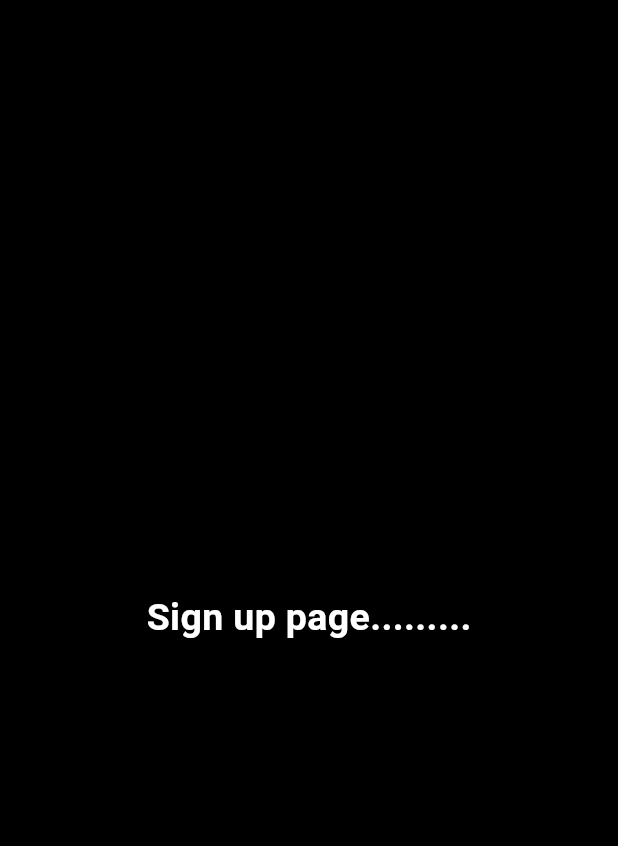
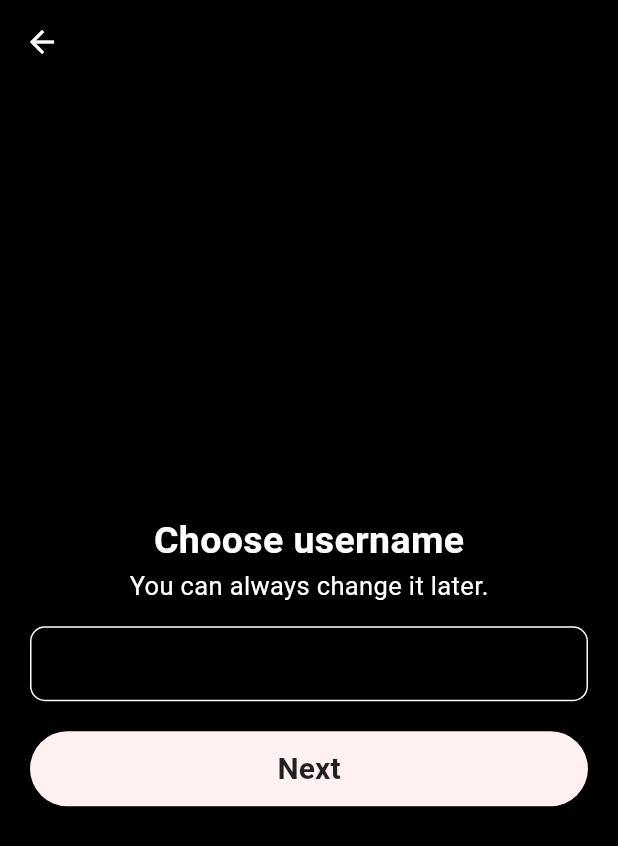
Before and after one commit to farrucoder/GrindRithm, a Flutter app: the screen it shows after launch, after a tap on "Create a account", on a phone screen of 412 x 824 dp. Shown: the top 846 px of the screen. Run offline on Flutter 3.47's test engine with Material 3 defaults, Android fonts, the phone set to English and light mode, and no system bars.

Commit message:
Signup screen has created

```diff
--- a/lib/Screens/AuthScreens/LoginScreen.dart
+++ b/lib/Screens/AuthScreens/LoginScreen.dart
@@ -1,5 +1,5 @@
 import 'package:flutter/material.dart';
-import 'package:grindrithm/Screens/AuthScreens/SignUpOnBoardScreens/SignUpScreen.dart';
+import 'package:grindrithm/Screens/AuthScreens/SignUpOnBoardScreens/UsernameScreen.dart';
 import 'package:grindrithm/Screens/HomeScreen.dart';
 
 
@@ -30,7 +30,7 @@ class Loginscreen extends StatelessWidget {
             ),
 
             SizedBox(height: 25),
-            Text('Enter a your mail:',
+            Text('Enter a your email:',
             style: TextStyle(
               color: Colors.white,
               fontSize: 18,
@@ -60,7 +60,7 @@ class Loginscreen extends StatelessWidget {
 
             _actionBtn("Create a account",(){
 
-              Navigator.push(context, MaterialPageRoute(builder: (context) => Signupscreen()));
+              Navigator.push(context, MaterialPageRoute(builder: (context) => Usernamescreen()));
 
             }),
 
--- /dev/null
+++ b/lib/Screens/AuthScreens/SignUpOnBoardScreens/UsernameScreen.dart
@@ -0,0 +1,76 @@
+import 'package:flutter/material.dart';
+import 'package:grindrithm/Screens/AuthScreens/SignUpOnBoardScreens/PasswordScreen.dart';
+
+class Usernamescreen extends StatelessWidget {
+  const Usernamescreen({super.key});
+
+  @override
+  Widget build(BuildContext context) {
+    return Scaffold(
+      backgroundColor: Colors.black,
+      appBar: AppBar(
+        backgroundColor: Colors.black,
+        iconTheme: IconThemeData(
+          color: Colors.white
+        ),
+      ),
+      body: Padding(
+        padding: const EdgeInsets.symmetric(horizontal: 20),
+        child: Column(
+          mainAxisAlignment: MainAxisAlignment.center,
+          children: [
+
+            Text(
+              'Choose username',
+              style: TextStyle(
+                color: Colors.white,
+                fontSize: 25,
+                fontWeight: FontWeight.bold,
+              ),
+            ),
+            Text(
+              'You can always change it later.',
+              style: TextStyle(color: Colors.white, fontSize: 17),
+            ),
+
+            SizedBox(height: 15),
+            Container(
+              height: 50,
+              decoration: BoxDecoration(
+                border: Border.all(color: Colors.white),
+                borderRadius: BorderRadius.circular(10),
+              ),
+              child: TextField(
+                decoration: InputDecoration(
+                  border: InputBorder.none,
+                  focusedBorder: InputBorder.none,
+                ),
+                textAlign: TextAlign.center,
+                style: TextStyle(color: Colors.white),
+              ),
+            ),
+
+            SizedBox(height: 20),
+
+            ElevatedButton(
+              style: ElevatedButton.styleFrom(
+                minimumSize: Size(double.infinity, 50),
+              ),
+              onPressed: () {
+                Navigator.push(context, MaterialPageRoute(builder: (context) => Passwordscreen()));
+              }, //onTap
+              child: Text(
+                'Next',
+                style: TextStyle(
+                  fontWeight: FontWeight.bold,
+                  fontSize: 20,
+                  color: Colors.black87,
+                ),
+              ),
+            ),
+          ],
+        ),
+      ),
+    );
+  }
+}
--- a/lib/Screens/HomeScreen.dart
+++ b/lib/Screens/HomeScreen.dart
@@ -9,6 +9,9 @@ class HomeScreen extends StatelessWidget {
       backgroundColor: Colors.black,
       appBar: AppBar(
         backgroundColor: Colors.black,
+        iconTheme: IconThemeData(
+          color: Colors.white
+        ),
         title: Text('Home Screen',
           style: TextStyle(
               color: Colors.yellow[300]
```
Also changed, not shown: lib/Screens/AuthScreens/SignUpOnBoardScreens/PasswordScreen.dart (added, +73 -0 lines), 3 other files.
